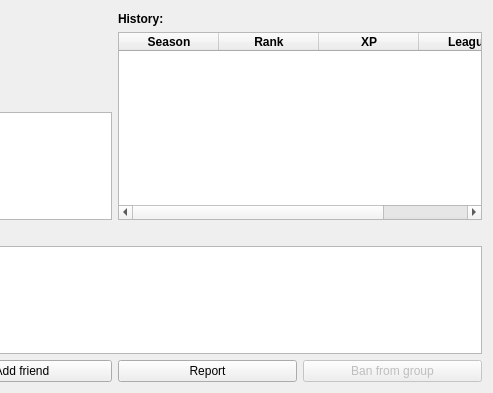
The window that designer/user_info.ui (ThoreBor/Anki_Leaderboard) describes before a commit, drawn with Qt 5; both pictures show x 264 to 757 and y 0 to 393 of the 757 by 393 pixel window.
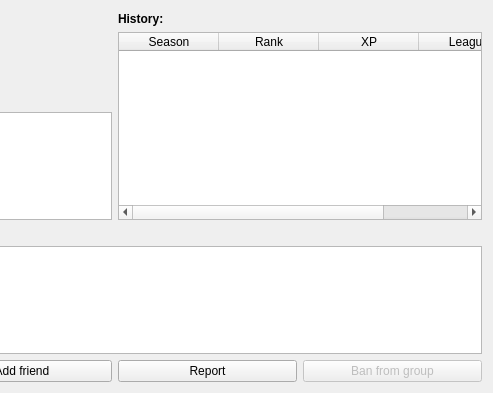
The same window after the commit.

Commit message: fix userInfo font

What changed in the file:
```diff
--- a/designer/user_info.ui
+++ b/designer/user_info.ui
@@ -207,6 +207,16 @@
      </item>
      <item row="1" column="2" rowspan="5" colspan="2">
       <widget class="QTableWidget" name="history">
+       <property name="font">
+        <font>
+         <kerning>true</kerning>
+        </font>
+       </property>
+       <property name="styleSheet">
+        <string notr="true">QHeaderView {
+font-family: Arial
+}</string>
+       </property>
        <property name="editTriggers">
         <set>QAbstractItemView::NoEditTriggers</set>
        </property>
@@ -228,8 +238,9 @@
         </property>
         <property name="font">
          <font>
-          <weight>75</weight>
-          <bold>true</bold>
+          <weight>50</weight>
+          <bold>false</bold>
+          <kerning>false</kerning>
          </font>
         </property>
        </column>
@@ -239,8 +250,9 @@
         </property>
         <property name="font">
          <font>
-          <weight>75</weight>
-          <bold>true</bold>
+          <weight>50</weight>
+          <bold>false</bold>
+          <kerning>false</kerning>
          </font>
         </property>
        </column>
@@ -250,8 +262,9 @@
         </property>
         <property name="font">
          <font>
-          <weight>75</weight>
-          <bold>true</bold>
+          <weight>50</weight>
+          <bold>false</bold>
+          <kerning>false</kerning>
          </font>
         </property>
        </column>
@@ -261,8 +274,9 @@
         </property>
         <property name="font">
          <font>
-          <weight>75</weight>
-          <bold>true</bold>
+          <weight>50</weight>
+          <bold>false</bold>
+          <kerning>false</kerning>
          </font>
         </property>
        </column>
```
Left out of the diff: 158 changed lines with no effect on the pictures.
